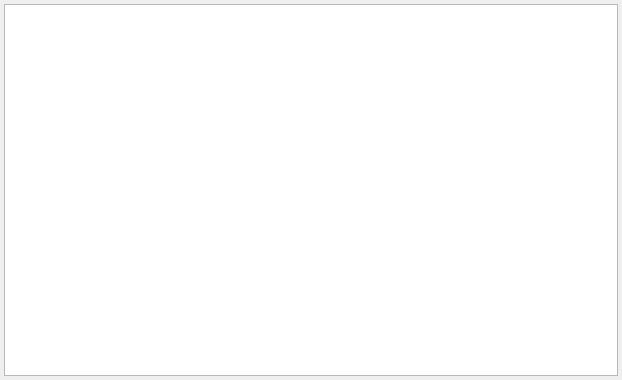
This is cta/ui/errorform.ui in xclxxl414/bftrader as Qt 5 draws it before an edit. The edited form follows.
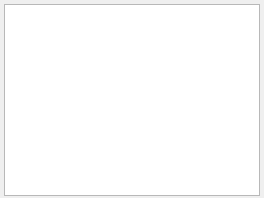
This is the edited form.

The edit to the form file:
```diff
--- a/cta/ui/errorform.ui
+++ b/cta/ui/errorform.ui
@@ -2,14 +2,6 @@
 <ui version="4.0">
  <class>ErrorForm</class>
  <widget class="QWidget" name="ErrorForm">
-  <property name="geometry">
-   <rect>
-    <x>0</x>
-    <y>0</y>
-    <width>622</width>
-    <height>380</height>
-   </rect>
-  </property>
   <property name="windowTitle">
    <string>Form</string>
   </property>
@@ -27,7 +19,7 @@
     <number>4</number>
    </property>
    <property name="bottomMargin">
-    <number>4</number>
+    <number>2</number>
    </property>
    <item>
     <widget class="QTableWidget" name="tableWidget"/>
```
